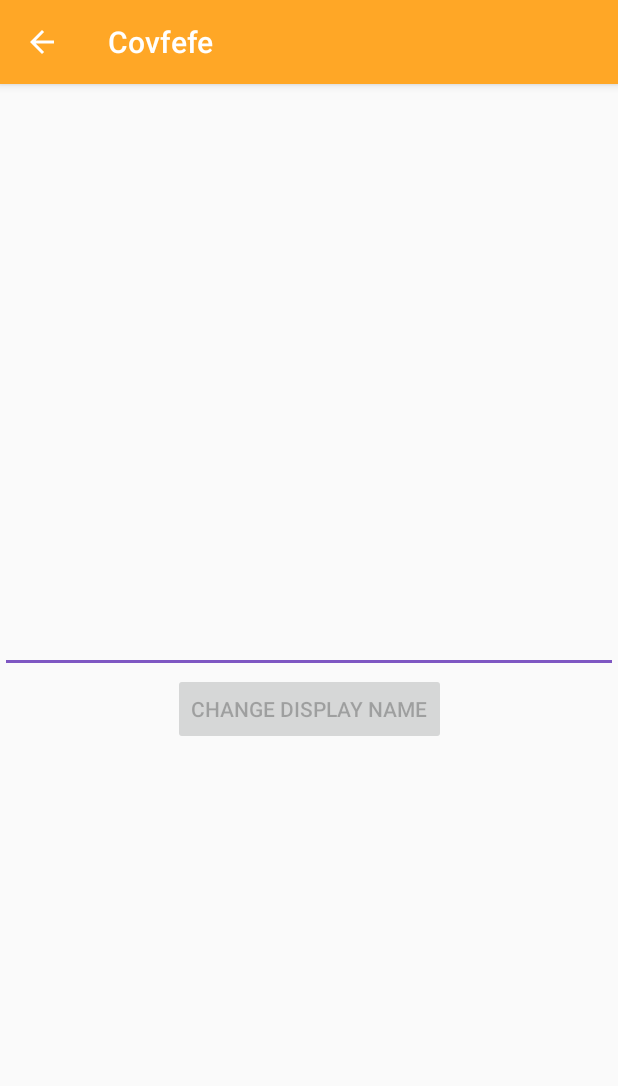
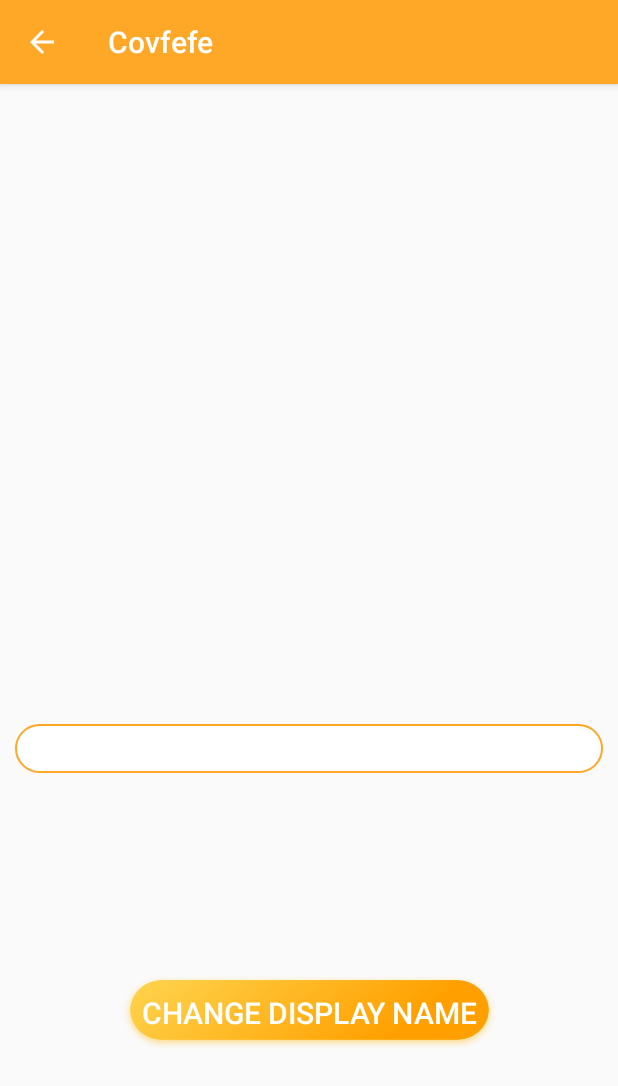
Before and after one commit to dougouk/HackTheNorth2017, an Android app: the EditProfileActivity screen opened directly, with no data from a screen before it, on a phone screen of 412 x 824 dp. Shown: the top 1086 px of the screen. Run offline under Robolectric (Android 15) with nearby library versions, the phone set to English and light mode, and no system bars; our stand-ins replace ButterKnife, Firebase (no records; nobody signed in at launch, a user with empty details on screens opened directly); libraries missing offline, so code that uses them is left out: com.facebook, com.facebook.login.

Commit message:
Layout changes

```diff
--- a/Android/app/src/main/java/com/dan190/covfefe/EditProfileActivity.java
+++ b/Android/app/src/main/java/com/dan190/covfefe/EditProfileActivity.java
@@ -7,9 +7,7 @@ import android.support.v4.app.NavUtils;
 import android.support.v7.app.AppCompatActivity;
 import android.text.Editable;
 import android.text.TextWatcher;
-import android.text.method.BaseKeyListener;
 import android.util.Log;
-import android.view.KeyEvent;
 import android.view.MenuItem;
 import android.view.View;
 import android.widget.Button;
@@ -34,10 +32,10 @@ import static android.view.View.GONE;
 public class EditProfileActivity extends AppCompatActivity {
     private static final String TAG = EditProfileActivity.class.getSimpleName();
 
-    @BindView(R.id.userId)
+    @BindView(R.id.currentDisplayName)
     TextView userId;
 
-    @BindView(R.id.displayName)
+    @BindView(R.id.newDisplayName)
     EditText newNameEditText;
 
     @BindView(R.id.changeDisplayName)
--- a/Android/app/src/main/java/com/dan190/covfefe/Login/LoginActivity.java
+++ b/Android/app/src/main/java/com/dan190/covfefe/Login/LoginActivity.java
@@ -124,7 +124,6 @@ public class LoginActivity extends AppCompatActivity {
 
     @OnClick(R.id.login)
     public void login(){
-        verifyForm();
         String email = username.getText().toString();
         String pass = password.getText().toString();
 
@@ -152,10 +151,6 @@ public class LoginActivity extends AppCompatActivity {
 
                     }
                 });
-    }
-
-    private void verifyForm(){
-
     }
 
     @Override
--- /dev/null
+++ b/Android/app/src/main/res/drawable/edit_text_background.xml
@@ -0,0 +1,11 @@
+<?xml version="1.0" encoding="utf-8"?>
+<shape xmlns:android="http://schemas.android.com/apk/res/android">
+    <solid android:color="@android:color/white"/>
+    <stroke android:width="1dp"
+        android:color="@color/colorPrimary"/>
+    <corners android:topLeftRadius="@dimen/edit_text_radius"
+        android:topRightRadius="@dimen/edit_text_radius"
+        android:bottomLeftRadius="@dimen/edit_text_radius"
+        android:bottomRightRadius="@dimen/edit_text_radius"
+        />
+</shape>
--- a/Android/app/src/main/res/layout/activity_edit_profile.xml
+++ b/Android/app/src/main/res/layout/activity_edit_profile.xml
@@ -1,42 +1,57 @@
 <?xml version="1.0" encoding="utf-8"?>
 <android.support.constraint.ConstraintLayout xmlns:android="http://schemas.android.com/apk/res/android"
     xmlns:app="http://schemas.android.com/apk/res-auto"
+    xmlns:tools="http://schemas.android.com/tools"
     android:orientation="vertical"
     android:layout_width="match_parent"
     android:layout_height="match_parent">
     <android.support.constraint.ConstraintLayout
         android:id="@+id/mainLayout"
         android:layout_width="match_parent"
-        android:layout_height="match_parent">
+        android:layout_height="match_parent"
+        app:layout_constraintLeft_toLeftOf="parent"
+        app:layout_constraintBottom_toTopOf="parent"
+        app:layout_constraintRight_toRightOf="parent"
+        app:layout_constraintBottom_toBottomOf="parent">
         <TextView
-            android:id="@+id/userId"
+            android:id="@+id/displayNameTitle"
             android:layout_width="match_parent"
             android:layout_height="wrap_content"
             app:layout_constraintLeft_toLeftOf="parent"
             app:layout_constraintRight_toRightOf="parent"
             app:layout_constraintTop_toTopOf="parent"
-            app:layout_constraintBottom_toTopOf="@+id/displayName"
-            app:layout_constraintVertical_chainStyle="packed"/>
-
-        <EditText
-            android:id="@+id/displayName"
-            android:layout_width="match_parent"
+            app:layout_constraintBottom_toTopOf="@+id/currentDisplayName"
+            style="@style/LoginTextView"/>
+        <TextView
+            android:id="@+id/currentDisplayName"
+            android:layout_width="0dp"
             android:layout_height="wrap_content"
             app:layout_constraintLeft_toLeftOf="parent"
             app:layout_constraintRight_toRightOf="parent"
-            app:layout_constraintTop_toBottomOf="@+id/userId"
+            app:layout_constraintTop_toBottomOf="@+id/displayNameTitle"
+            app:layout_constraintBottom_toTopOf="@+id/newDisplayName"
+            app:layout_constraintVertical_chainStyle="packed"
+            style="@style/LoginTextView"/>
+
+        <EditText
+            android:id="@+id/newDisplayName"
+            android:layout_width="0dp"
+            android:layout_height="wrap_content"
+            app:layout_constraintLeft_toLeftOf="parent"
+            app:layout_constraintRight_toRightOf="parent"
+            app:layout_constraintTop_toBottomOf="@+id/currentDisplayName"
             app:layout_constraintBottom_toTopOf="@+id/changeDisplayName"
-            android:hint="@string/display_name"/>
+            android:hint="@string/display_name"
+            style="@style/LoginEdit"/>
 
         <Button
             android:id="@+id/changeDisplayName"
-            android:layout_width="wrap_content"
-            android:layout_height="wrap_content"
             app:layout_constraintLeft_toLeftOf="parent"
             app:layout_constraintRight_toRightOf="parent"
-            app:layout_constraintTop_toBottomOf="@+id/displayName"
+            app:layout_constraintTop_toBottomOf="@+id/newDisplayName"
             app:layout_constraintBottom_toBottomOf="parent"
-            android:text="@string/change_display_name"/>
+            android:text="@string/change_display_name"
+            style="@style/LoginButton"/>
     </android.support.constraint.ConstraintLayout>
 
     <ProgressBar
--- a/Android/app/src/main/res/layout/activity_login.xml
+++ b/Android/app/src/main/res/layout/activity_login.xml
@@ -40,8 +40,6 @@
             style="@style/LoginSubtitle"/>
         <EditText
             android:id="@+id/username"
-            android:layout_width="@dimen/login_btn_width"
-            android:layout_height="wrap_content"
             app:layout_constraintLeft_toLeftOf="parent"
             app:layout_constraintRight_toRightOf="parent"
             app:layout_constraintTop_toBottomOf="@+id/loginSubtitle"
@@ -52,8 +50,6 @@
 
         <EditText
             android:id="@+id/password"
-            android:layout_width="@dimen/login_btn_width"
-            android:layout_height="wrap_content"
             android:inputType="textPassword"
             app:layout_constraintLeft_toLeftOf="parent"
             app:layout_constraintRight_toRightOf="parent"
--- a/Android/app/src/main/res/values/dimens.xml
+++ b/Android/app/src/main/res/values/dimens.xml
@@ -7,4 +7,5 @@
     <dimen name="fab_margin">16dp</dimen>
     <dimen name="login_btn_width">250dp</dimen>
     <dimen name="login_btn_height">50dp</dimen>
+    <dimen name="edit_text_radius">25dp</dimen>
 </resources>
--- a/Android/app/src/main/res/values/strings.xml
+++ b/Android/app/src/main/res/values/strings.xml
@@ -9,7 +9,7 @@
     <string name="password">Password</string>
     <string name="password_repeat">Just to make sure you typed it correctly</string>
     <string name="signup">Sign up</string>
-    <string name="login">Login</string>
+    <string name="login">Log In</string>
     <string name="signup_failed">Sign up failed. Did you enter a valid email? Please try again</string>
     <string name="password_no_match">Password does not match</string>
     <string name="allow">Get started</string>
--- a/Android/app/src/main/res/values/styles.xml
+++ b/Android/app/src/main/res/values/styles.xml
@@ -30,9 +30,13 @@
     </style>
 
     <style name="LoginEdit" parent="LoginTextView">
+        <item name="android:layout_width">@dimen/login_btn_width</item>
+        <item name="android:layout_height">@dimen/login_btn_height</item>
         <item name="android:textColor">@color/colorBlack</item>
         <item name="android:textSize">24dp</item>
         <item name="android:maxLines">1</item>
+        <item name="android:layout_margin">10dp</item>
+        <item name="android:background">@drawable/edit_text_background</item>
     </style>
 
     <style name="LoginSubtitle" parent="LoginTextView">
@@ -40,8 +44,11 @@
     </style>
 
     <style name="LoginButton" parent="LoginTextView">
+        <item name="android:layout_width">@dimen/login_btn_width</item>
+        <item name="android:layout_height">@dimen/login_btn_height</item>
         <item name="android:textSize">20dp</item>
         <item name="android:textColor">@color/colorWhite</item>
+        <item name="android:background">@drawable/btn_login</item>
     </style>
 
     <style name="SplashTextView">
```
Also changed, not shown: Android/app/src/main/res/layout/activity_create_new_account.xml (+14 -14 lines).
